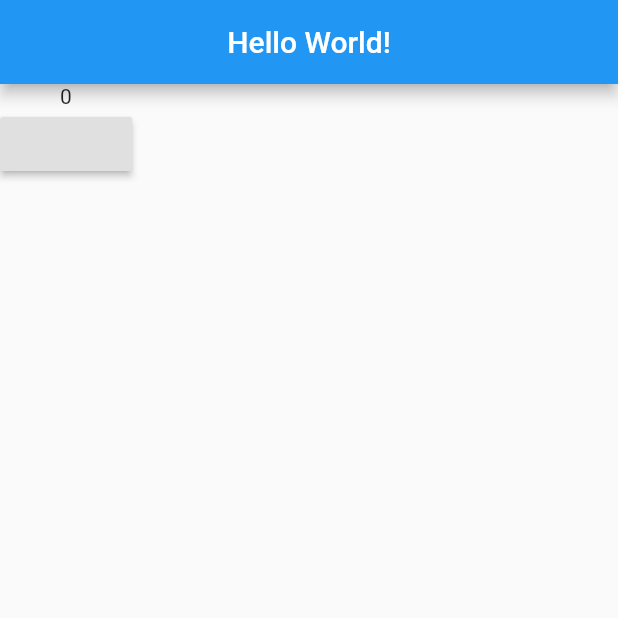
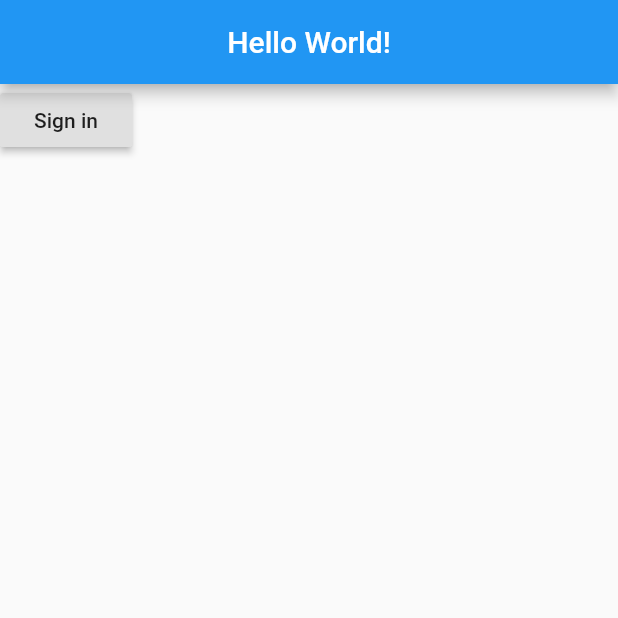
Before and after one commit to EYLeong/photoshare, a Flutter app: the screen it shows after launch, on a phone screen of 412 x 824 dp, the top half of it. Run offline on Flutter 3.47's test engine with Material 2 defaults, Android fonts, the phone set to English and light mode, and no system bars; our stand-ins replace google_sign_in.

Commit message:
google sign in testing

```diff
--- a/lib/main.dart
+++ b/lib/main.dart
@@ -20,32 +20,57 @@ class HomeScreenWidget extends StatelessWidget {
         title: Text("Hello World!"),
         centerTitle: true,
       ),
-      body: CounterWidget(),
+      body: GoogleSignInWidget(),
     );
   }
 }
 
-class CounterWidget extends StatefulWidget {
+GoogleSignIn _googleSignIn = GoogleSignIn(
+  scopes: <String>[
+    'email',
+  ],
+);
+
+class GoogleSignInWidget extends StatefulWidget {
   @override
-  _CounterWidgetState createState() => _CounterWidgetState();
+  _GoogleSignInWidgetState createState() => _GoogleSignInWidgetState();
 }
 
-class _CounterWidgetState extends State<CounterWidget> {
-  int _count = 0;
+class _GoogleSignInWidgetState extends State<GoogleSignInWidget> {
+  GoogleSignInAccount _currentUser;
 
-  void _incrementCount() {
-    setState(() {
-      _count++;
+  Future<void> _handleSignIn() async {
+    try {
+      await _googleSignIn.signIn();
+    } catch (error) {
+      print(error);
+    }
+  }
+
+  Future<void> _handleSignOut() => _googleSignIn.disconnect();
+
+  @override
+  void initState() {
+    super.initState();
+    _googleSignIn.onCurrentUserChanged.listen((GoogleSignInAccount account) {
+      setState(() {
+        _currentUser = account;
+      });
     });
   }
 
   @override
   Widget build(BuildContext context) {
-    return Column(
-      children: <Widget>[
-        Text('$_count'),
-        RaisedButton(onPressed: _incrementCount),
-      ],
-    );
+    if (_currentUser == null) {
+      return RaisedButton(
+        onPressed: _handleSignIn,
+        child: Text("Sign in"),
+      );
+    } else {
+      return RaisedButton(
+        onPressed: _handleSignOut,
+        child: Text("Sign Out"),
+      );
+    }
   }
 }
```
